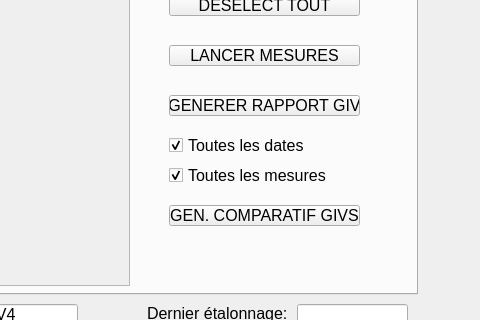
First picture: the form in Agiv/MainWindow.ui, repository APuissance3/AGIV, before the edit; both pictures show x 523 to 1003 and y 146 to 466 of the 1003 by 672 pixel window.
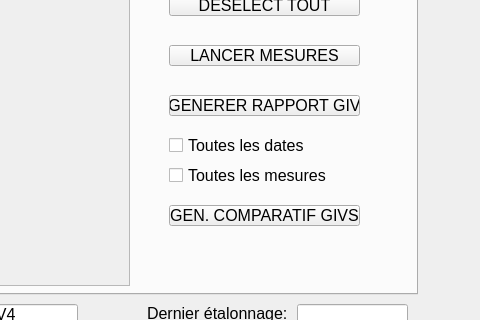
Second picture: the form after the edit. The open tabs and pages were chosen to show the change.

```diff
--- a/Agiv/MainWindow.ui
+++ b/Agiv/MainWindow.ui
@@ -400,6 +400,9 @@
       </property>
      </widget>
      <widget class="QCheckBox" name="cBoxLastDate">
+      <property name="enabled">
+       <bool>true</bool>
+      </property>
       <property name="geometry">
        <rect>
         <x>660</x>
@@ -418,10 +421,13 @@
        <string>Toutes les dates</string>
       </property>
       <property name="checked">
-       <bool>true</bool>
+       <bool>false</bool>
       </property>
      </widget>
      <widget class="QCheckBox" name="cBoxLastSequence">
+      <property name="enabled">
+       <bool>true</bool>
+      </property>
       <property name="geometry">
        <rect>
         <x>660</x>
@@ -440,7 +446,7 @@
        <string>Toutes les mesures</string>
       </property>
       <property name="checked">
-       <bool>true</bool>
+       <bool>false</bool>
       </property>
      </widget>
      <widget class="QPushButton" name="pBtGenerateAllGIVs">
```
